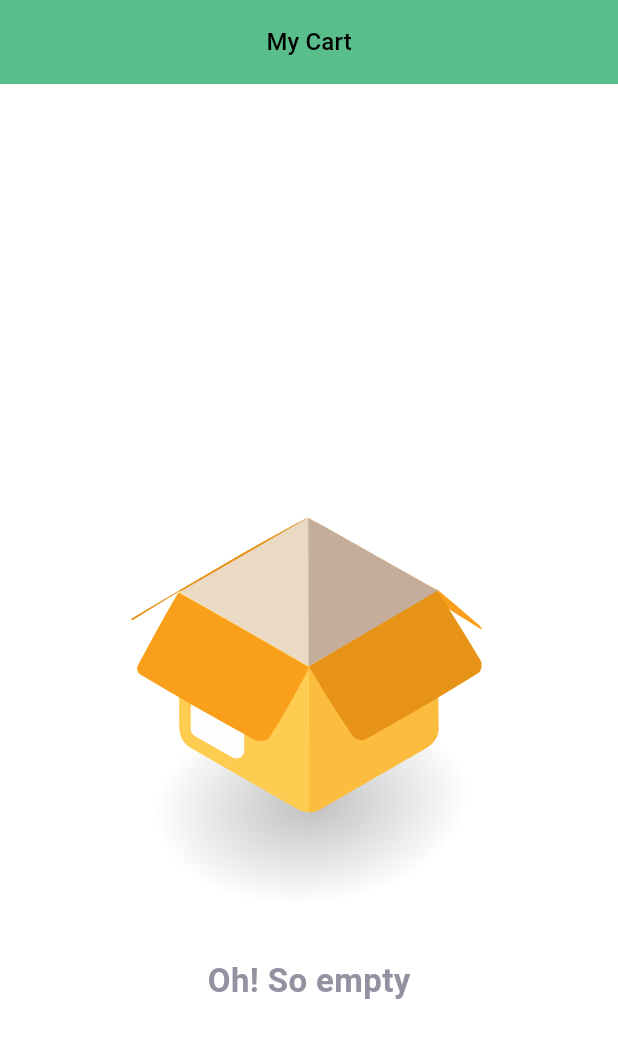
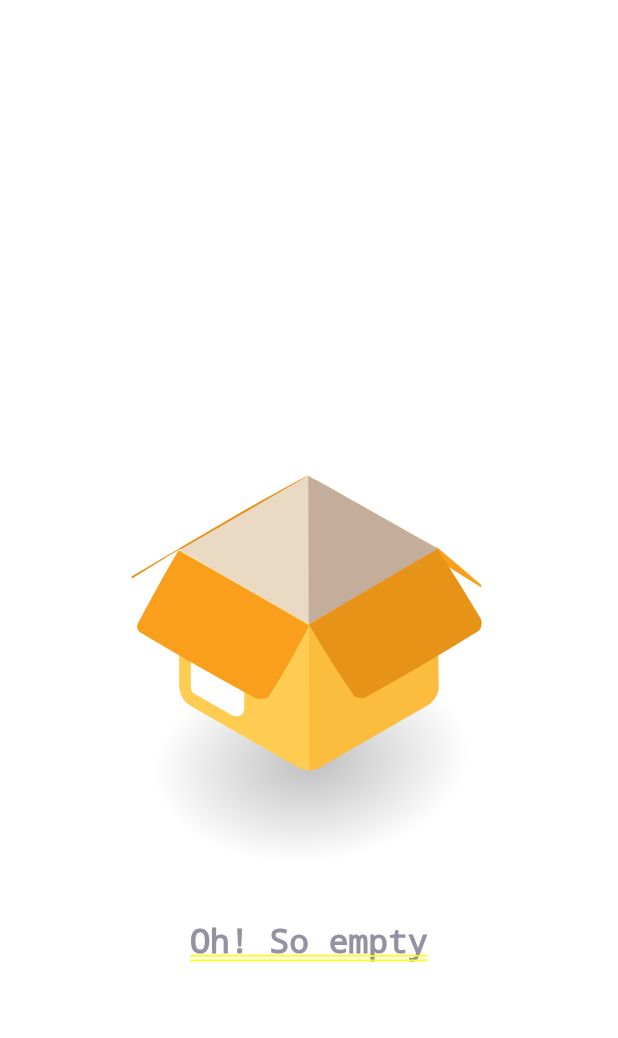
Before and after one commit to mhossain11/e_comapp, a Flutter app: the CartScreen screen opened by its route, on a phone screen of 412 x 824 dp. Shown: the top 1038 px of the screen. Run offline on Flutter 3.47's test engine with Material 3 defaults, Android fonts, the light colour scheme and no system bars; our stand-ins replace badges, cached_network_image, carousel_slider, country_picker, dartz, equatable and 12 more; accounts and stored records are empty; network calls fail.

Commit message:
update remove in cart item

```diff
--- a/lib/features/cart/presentation/controller/cart_controller.dart
+++ b/lib/features/cart/presentation/controller/cart_controller.dart
@@ -129,10 +129,11 @@ class CartController extends GetxController {
               errorMessage.value = failure.errorMessage;
             },
             (_) {
-          // Successfully removed from cart, update cart details
-              fetchGetCartList();
+              // local list form remove
+              cartList.removeWhere((item)=> item.productUid == cartProductUid);
+              //fetchGetCartList();
               QuantityItemUpdate();
-              Get.snackbar('Success', 'Product removed from cart');
+             // Get.snackbar('Success', 'Product removed from cart');
         },
       );
     } finally {
@@ -142,21 +143,16 @@ class CartController extends GetxController {
 
 
  String allPrices(){
-
    double item = cartList.fold(0, (sum, item) => sum + item.totalPrice);
    totalPrices.value = item;
    QuantityItemUpdate();
-  // print(item.toString());
-  // print(totalPrices.value.toString());
    return totalPrices.value.toString();
   }
 
   // Add Item to Cart
 
   increment(CartsItems item,productUid) async{
-
     quantity.value =1;
-
 
     var existingItem = cartList.firstWhereOrNull((element) => element.productUid == item.productUid);
     int index = cartList.indexWhere((item) => item.productUid == productUid);
--- a/lib/features/cart/presentation/screen/cart_screen.dart
+++ b/lib/features/cart/presentation/screen/cart_screen.dart
@@ -1,14 +1,8 @@
 
-
-import 'package:e_comapp/core/extensions/text_style_extensions.dart';
 import 'package:e_comapp/features/cart/presentation/controller/cart_controller.dart';
 import 'package:flutter/material.dart';
 import 'package:gap/gap.dart';
 import 'package:get/get.dart';
-import 'package:lottie/lottie.dart';
-import '../../../../core/res/media.dart';
-import '../../../../core/res/styles/colors.dart';
-import '../../../../core/res/styles/text.dart';
 import '../../../../core/utils/helper_functions.dart';
 import '../../../shared/widgets/app_bar_bottom.dart';
 import '../../../shared/widgets/buttonWidget.dart';
@@ -78,17 +72,21 @@ class _CartScreenState extends State<CartScreen> {
             showBackArrow: false,
             text: 'My Cart(${cartController.cartList.length} Items)',
             centerTitle: true,
+            action: [
+              IconButton(onPressed: (){},
+                  icon: Icon(Icons.delete_forever_rounded))
+            ],
           ),
           bottomNavigationBar: Card(
-            color: Colors.green.shade50,
+            color: Colors.blue.shade50,
             surfaceTintColor: Colors.green.shade50,
-            shadowColor: Colors.green.shade100,
+           // shadowColor: Colors.green.shade100,
             shape: RoundedRectangleBorder(
               side: BorderSide(color: Colors.green.shade50),
             ),
             elevation: 5,
             child: SizedBox(
-              height: 100,
+              height: 110,
               width: HelperFunctions.screenWidth(),
               child: Column(
                 children: [
@@ -155,12 +153,14 @@ class _CartScreenState extends State<CartScreen> {
                       ),
                     ],
                   ),
+                  Gap(5),
                   RoundButtonWidget(
                     onPressed: () {
                       // Get.toNamed(OrderScreen.path);
                     },
                     title: 'Checkout',
                     wight: 200,
+                    color: Colors.blue.shade300,
                   ),
                 ],
               ),
@@ -175,9 +175,7 @@ class _CartScreenState extends State<CartScreen> {
               children: [
                 SizedBox(
                   width: HelperFunctions.screenWidth(),
-                  child: CartListView(
-                    item: cartController.cartList,
-                  ),
+                  child: CartListView(),
                 ),
                 const SizedBox(height: 20),
               ],
--- a/lib/features/cart/presentation/widgets/cart_items.dart
+++ b/lib/features/cart/presentation/widgets/cart_items.dart
@@ -165,9 +165,8 @@ class _CartItemsState extends State<CartItems> {
                     price: widget.item.price,
                     oldPrice: widget.item.price,
                     onConfirm: () {
-                      print("Product Removed!");
-                     /* cartController.removeFromCart(
-                          cartProductUid:widget.item.productUid);*/
+                      cartController.removeFromCart(
+                          cartProductUid:widget.item.productUid);
                     },
                   );
 
--- a/lib/features/cart/presentation/widgets/empty_widget.dart
+++ b/lib/features/cart/presentation/widgets/empty_widget.dart
@@ -11,14 +11,7 @@ class BuildEmptyCartState extends StatelessWidget {
 
   @override
   Widget build(BuildContext context) {
-    return Scaffold(
-      appBar: CustomAppBar(
-        text: 'My Cart',
-        centerTitle: true,
-        showBackArrow: false,
-        txtOnPressed: () {},
-      ),
-      body: Center(
+    return Center(
       child: Padding(
         padding: const EdgeInsets.symmetric(horizontal: 16),
         child: Column(
@@ -30,8 +23,6 @@ class BuildEmptyCartState extends StatelessWidget {
           ],
         ),
       ),
-      ),
     );
-    ;
   }
 }
--- a/lib/features/shared/widgets/app_bar_bottom.dart
+++ b/lib/features/shared/widgets/app_bar_bottom.dart
@@ -44,7 +44,10 @@ class CustomAppBar extends StatelessWidget implements PreferredSizeWidget {
   @override
   Widget build(BuildContext context) {
     return AppBar(
-      leading: showBackArrow ?IconButton(onPressed: (){Navigator.of(context).pop();}, icon: const Icon(Icons.arrow_back_ios)):const SizedBox(),
+      leading: showBackArrow ?IconButton(
+          onPressed: (){Navigator.of(context).pop();},
+          icon: const Icon(Icons.arrow_back_ios)):
+      const SizedBox(),
       title: TextButton(
         onPressed: txtOnPressed,
         child: Text(text,
@@ -52,7 +55,6 @@ class CustomAppBar extends StatelessWidget implements PreferredSizeWidget {
                 fontSize: 16,
                 color: Colors.black,
                 fontWeight: FontWeight.w500)),),
-      backgroundColor: Colours.primary,
       centerTitle: centerTitle,
       actions: action,
     );
```
Also changed, not shown: lib/features/cart/presentation/widgets/cartListView.dart (+15 -26 lines), lib/features/wishlist/presentation/screen/wishlist_screen.dart (+3 -5 lines), lib/main.dart (+6 -1 lines), 1 other file. Lines whose indentation alone changed are shown as unchanged.
